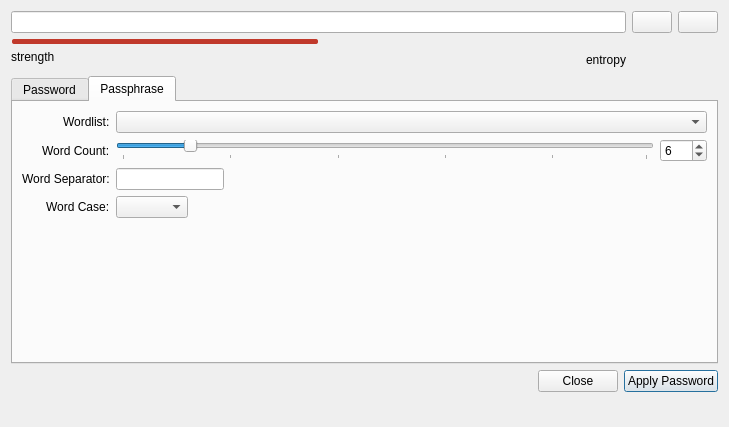
Above: src/gui/PasswordGeneratorWidget.ui from keepassxreboot/keepassxc before the change. Below: the same form after it.
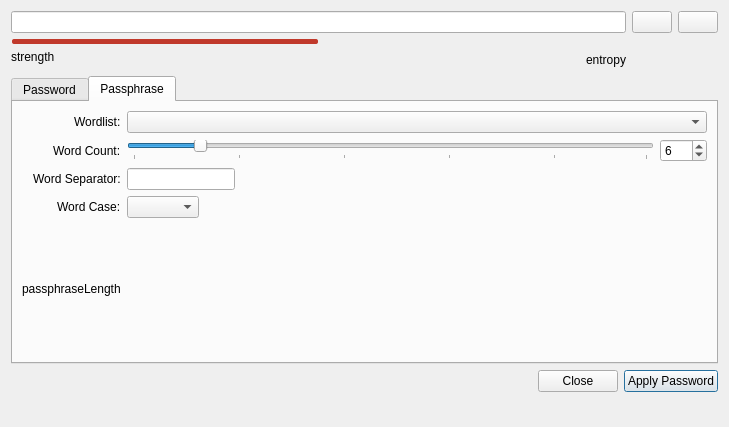
That is the form after the change. The open tabs and pages were chosen to show the change. Custom widgets are drawn as their Qt base class.

Commit message: Add num of characters in passphrase

```diff
--- a/src/gui/PasswordGeneratorWidget.ui
+++ b/src/gui/PasswordGeneratorWidget.ui
@@ -824,6 +824,13 @@
              </property>
             </widget>
            </item>
+           <item row="4" column="0" alignment="Qt::AlignRight">
+            <widget class="QLabel" name="charactersInPassphraseLabel">
+             <property name="text">
+              <string>passphraseLength</string>
+             </property>
+            </widget>
+           </item>
            <item row="0" column="0" alignment="Qt::AlignRight">
             <widget class="QLabel" name="labelWordList">
              <property name="sizePolicy">
```
The commit also changes 1 other file.
